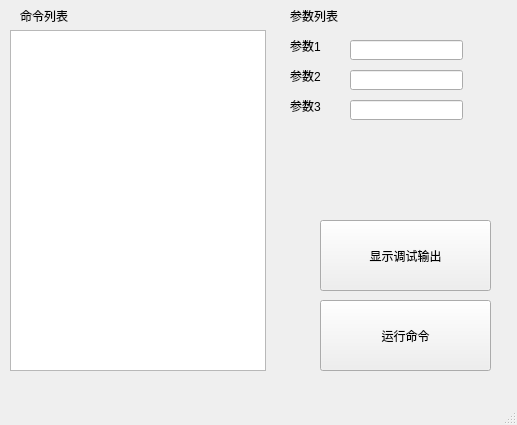
Old version of the form ui/FormConsole.ui in the repository Pitrick3141/RogueLifePy.
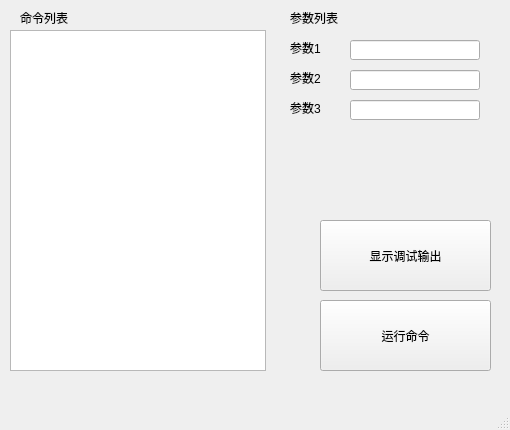
New version of the form.

The edit to the form file:
```diff
--- a/ui/FormConsole.ui
+++ b/ui/FormConsole.ui
@@ -6,8 +6,8 @@
    <rect>
     <x>0</x>
     <y>0</y>
-    <width>517</width>
-    <height>425</height>
+    <width>510</width>
+    <height>430</height>
    </rect>
   </property>
   <property name="windowTitle">
@@ -19,8 +19,8 @@
      <rect>
       <x>20</x>
       <y>10</y>
-      <width>54</width>
-      <height>12</height>
+      <width>80</width>
+      <height>15</height>
      </rect>
     </property>
     <property name="text">
@@ -45,7 +45,7 @@
      <rect>
       <x>350</x>
       <y>40</y>
-      <width>113</width>
+      <width>130</width>
       <height>20</height>
      </rect>
     </property>
@@ -56,7 +56,7 @@
       <x>290</x>
       <y>40</y>
       <width>54</width>
-      <height>12</height>
+      <height>15</height>
      </rect>
     </property>
     <property name="text">
@@ -68,8 +68,8 @@
      <rect>
       <x>290</x>
       <y>10</y>
-      <width>54</width>
-      <height>12</height>
+      <width>80</width>
+      <height>15</height>
      </rect>
     </property>
     <property name="text">
@@ -82,7 +82,7 @@
       <x>290</x>
       <y>70</y>
       <width>54</width>
-      <height>12</height>
+      <height>15</height>
      </rect>
     </property>
     <property name="text">
@@ -94,7 +94,7 @@
      <rect>
       <x>350</x>
       <y>70</y>
-      <width>113</width>
+      <width>130</width>
       <height>20</height>
      </rect>
     </property>
@@ -128,7 +128,7 @@
       <x>290</x>
       <y>100</y>
       <width>54</width>
-      <height>12</height>
+      <height>15</height>
      </rect>
     </property>
     <property name="text">
@@ -140,7 +140,7 @@
      <rect>
       <x>350</x>
       <y>100</y>
-      <width>113</width>
+      <width>130</width>
       <height>20</height>
      </rect>
     </property>
```
Left out of the diff: 4 changed lines with no effect on the pictures.
